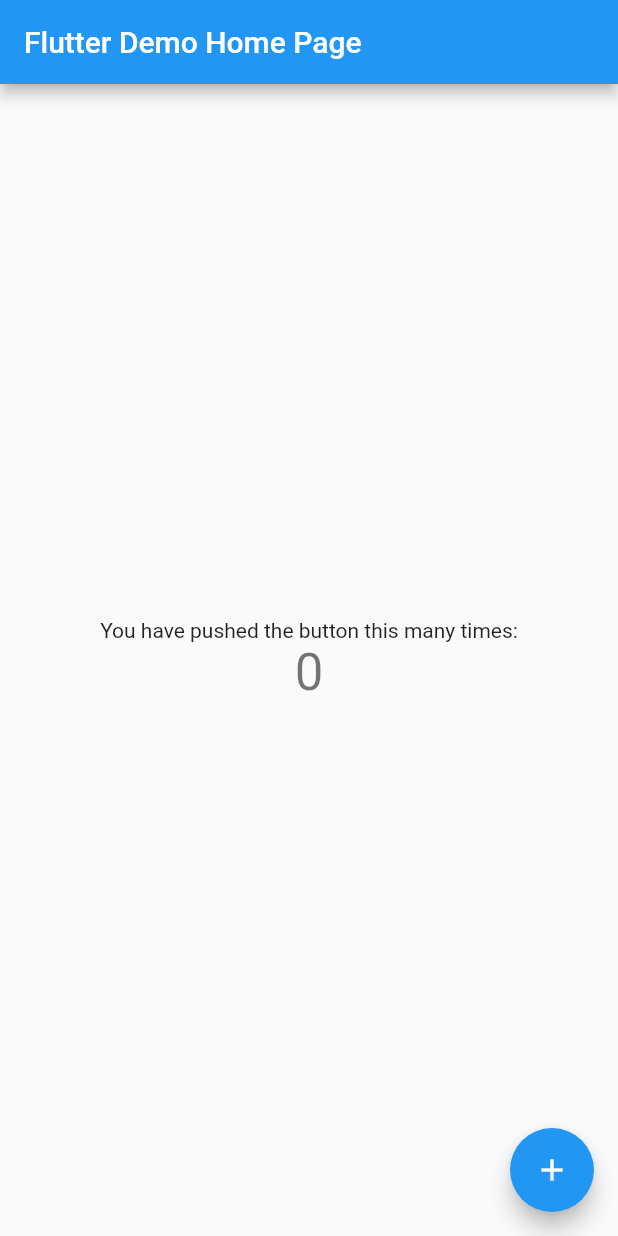
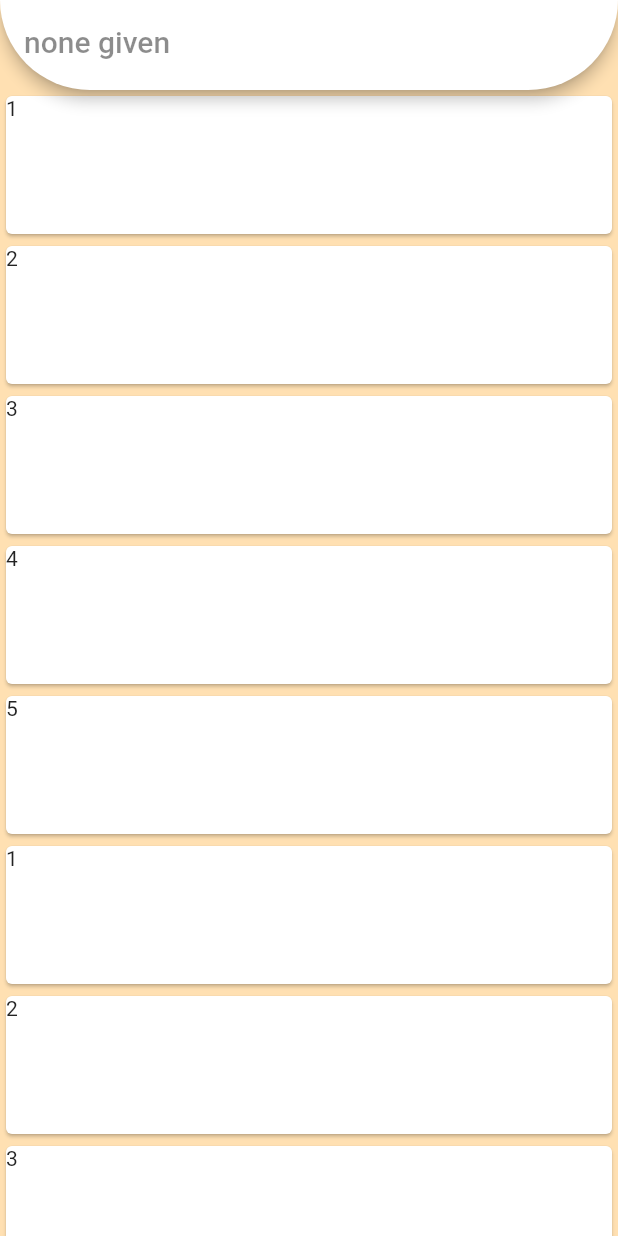
Before and after one commit to TejasDhanda-L11/tasks-app-tejas, a Flutter app: the screen it shows after launch, on a phone screen of 412 x 824 dp. Run offline on Flutter 3.47's test engine with Material 2 defaults, Android fonts, the phone set to English and light mode, and no system bars.

Commit message:
made the scrolling in the app

```diff
--- /dev/null
+++ b/lib/AppBar/AppBar.dart
@@ -0,0 +1,20 @@
+
+import 'package:flutter/material.dart';
+
+class CustomAppBar extends StatelessWidget implements PreferredSizeWidget {
+  String titleAppBar;
+  CustomAppBar({this.titleAppBar = 'none given'});
+  Size get preferredSize => const Size.fromHeight(60);
+  // const CustomAppBar({ Key? key }) : super(key: key);
+
+  @override
+  Widget build(BuildContext context) {
+    return AppBar(
+      backgroundColor: Colors.white,
+      elevation: 4,
+      shape: RoundedRectangleBorder(borderRadius: BorderRadius.only(bottomRight: Radius.circular(100), bottomLeft: Radius.circular(100))),
+
+      title: Text(titleAppBar, style: TextStyle(color: Colors.black45),),
+    );
+  }
+}
--- /dev/null
+++ b/lib/BodyListOfTasks/bodyListsOfTasks.dart
@@ -0,0 +1,47 @@
+import 'package:flutter/material.dart';
+import 'package:tasks_app_tejas/Objects/tasksObject.dart';
+
+class BodyListsOfTask extends StatelessWidget {
+  // const BodyListsOfTask({ Key? key }) : super(key: key);
+
+  @override
+  Widget build(BuildContext context) {
+    List listToBeUsed = tasksList;
+    return ListView.builder(
+
+      itemCount: listToBeUsed.length,
+      itemBuilder: (context, taskNumber){
+      return Container(
+        height: 100,
+        child: Card(
+
+
+          child: Text(listToBeUsed[taskNumber].task),
+        ),
+      );
+    });
+  }
+}
+
+
+
+List tasksList = [
+  TasksObject(task: '1'),
+  TasksObject(task: '2'),
+  TasksObject(task: '3'),
+  TasksObject(task: '4'),
+  TasksObject(task: '5'),
+
+  TasksObject(task: '1'),
+  TasksObject(task: '2'),
+  TasksObject(task: '3'),
+  TasksObject(task: '4'),
+  TasksObject(task: '5'),
+
+  TasksObject(task: '1'),
+  TasksObject(task: '2'),
+  TasksObject(task: '3'),
+  TasksObject(task: '4'),
+  TasksObject(task: '5'),
+
+];
--- /dev/null
+++ b/lib/Objects/tasksObject.dart
@@ -0,0 +1,8 @@
+
+class TasksObject{
+  String task;
+
+  TasksObject({this.task = 'none defined'});
+
+
+}
--- /dev/null
+++ b/lib/Pages/homepage.dart
@@ -0,0 +1,27 @@
+
+import 'package:flutter/material.dart';
+import 'package:tasks_app_tejas/AppBar/AppBar.dart';
+import 'package:tasks_app_tejas/BodyListOfTasks/bodyListsOfTasks.dart';
+
+class Home extends StatelessWidget {
+  // const Home({ Key? key }) : super(key: key);
+
+  @override
+  Widget build(BuildContext context) {
+    return MaterialApp(
+      debugShowCheckedModeBanner: false,
+      home: SafeArea(
+        child: Scaffold(
+          backgroundColor: Colors.orange[100],
+          appBar: CustomAppBar(),
+          body: Container(
+            height: double.maxFinite,
+
+            child: BodyListsOfTask(),
+          ),
+        ),
+      ),
+
+    );
+  }
+}
--- a/lib/main.dart
+++ b/lib/main.dart
@@ -1,113 +1,22 @@
 import 'package:flutter/material.dart';
+
+import 'Pages/homepage.dart';
 
 void main() {
   runApp(MyApp());
 }
 
 class MyApp extends StatelessWidget {
-  // This widget is the root of your application.
+  // const MyApp({ Key? key }) : super(key: key);
+
   @override
   Widget build(BuildContext context) {
     return MaterialApp(
-      title: 'Flutter Demo',
-      theme: ThemeData(
-        // This is the theme of your application.
-        //
-        // Try running your application with "flutter run". You'll see the
-        // application has a blue toolbar. Then, without quitting the app, try
-        // changing the primarySwatch below to Colors.green and then invoke
-        // "hot reload" (press "r" in the console where you ran "flutter run",
-        // or simply save your changes to "hot reload" in a Flutter IDE).
-        // Notice that the counter didn't reset back to zero; the application
-        // is not restarted.
-        primarySwatch: Colors.blue,
-      ),
-      home: MyHomePage(title: 'Flutter Demo Home Page'),
+      initialRoute: '/homepage',
+      routes: {
+        '/homepage':(context) => Home()
+      }
+
     );
   }
 }
-
-class MyHomePage extends StatefulWidget {
-  MyHomePage({Key? key, required this.title}) : super(key: key);
-
-  // This widget is the home page of your application. It is stateful, meaning
-  // that it has a State object (defined below) that contains fields that affect
-  // how it looks.
-
-  // This class is the configuration for the state. It holds the values (in this
-  // case the title) provided by the parent (in this case the App widget) and
-  // used by the build method of the State. Fields in a Widget subclass are
-  // always marked "final".
-
-  final String title;
-
-  @override
-  _MyHomePageState createState() => _MyHomePageState();
-}
-
-class _MyHomePageState extends State<MyHomePage> {
-  int _counter = 0;
-
-  void _incrementCounter() {
-    setState(() {
-      // This call to setState tells the Flutter framework that something has
-      // changed in this State, which causes it to rerun the build method below
-      // so that the display can reflect the updated values. If we changed
-      // _counter without calling setState(), then the build method would not be
-      // called again, and so nothing would appear to happen.
-      _counter++;
-    });
-  }
-
-  @override
-  Widget build(BuildContext context) {
-    // This method is rerun every time setState is called, for instance as done
-    // by the _incrementCounter method above.
-    //
-    // The Flutter framework has been optimized to make rerunning build methods
-    // fast, so that you can just rebuild anything that needs updating rather
-    // than having to individually change instances of widgets.
-    return Scaffold(
-      appBar: AppBar(
-        // Here we take the value from the MyHomePage object that was created by
-        // the App.build method, and use it to set our appbar title.
-        title: Text(widget.title),
-      ),
-      body: Center(
-        // Center is a layout widget. It takes a single child and positions it
-        // in the middle of the parent.
-        child: Column(
-          // Column is also a layout widget. It takes a list of children and
-          // arranges them vertically. By default, it sizes itself to fit its
-          // children horizontally, and tries to be as tall as its parent.
-          //
-          // Invoke "debug painting" (press "p" in the console, choose the
-          // "Toggle Debug Paint" action from the Flutter Inspector in Android
-          // Studio, or the "Toggle Debug Paint" command in Visual Studio Code)
-          // to see the wireframe for each widget.
-          //
-          // Column has various properties to control how it sizes itself and
-          // how it positions its children. Here we use mainAxisAlignment to
-          // center the children vertically; the main axis here is the vertical
-          // axis because Columns are vertical (the cross axis would be
-          // horizontal).
-          mainAxisAlignment: MainAxisAlignment.center,
-          children: <Widget>[
-            Text(
-              'You have pushed the button this many times:',
-            ),
-            Text(
-              '$_counter',
-              style: Theme.of(context).textTheme.headline4,
-            ),
-          ],
-        ),
-      ),
-      floatingActionButton: FloatingActionButton(
-        onPressed: _incrementCounter,
-        tooltip: 'Increment',
-        child: Icon(Icons.add),
-      ), // This trailing comma makes auto-formatting nicer for build methods.
-    );
-  }
-}
```
Also changed, not shown: lib/NavigationBar/navigationBar.dart (added).
